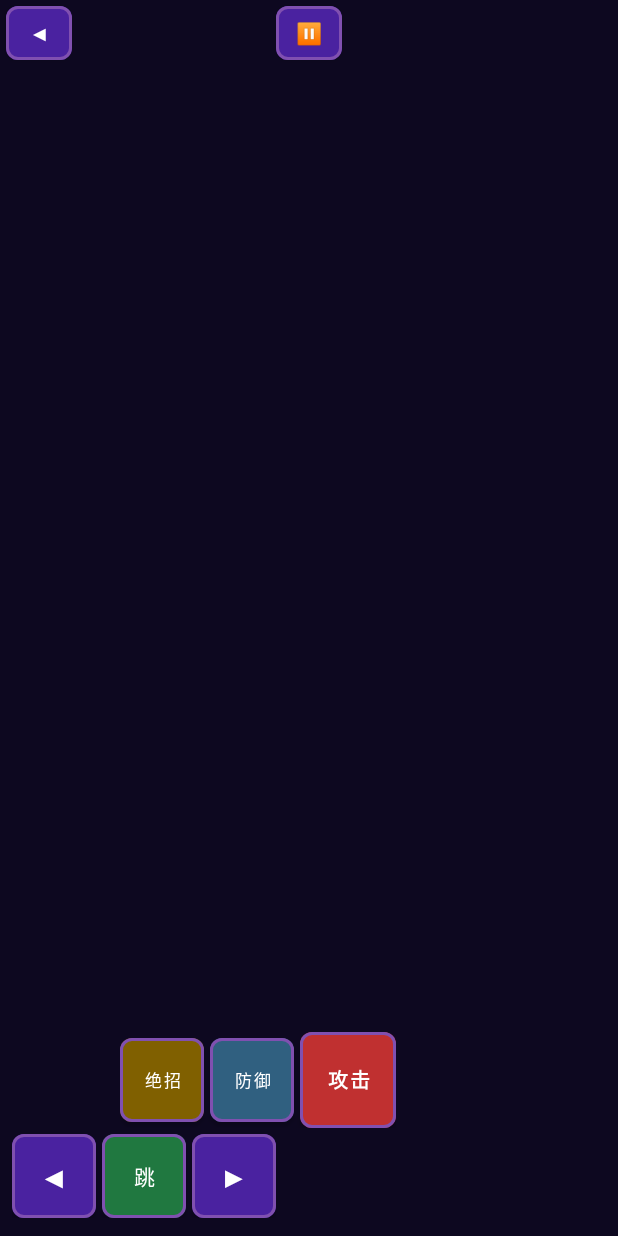
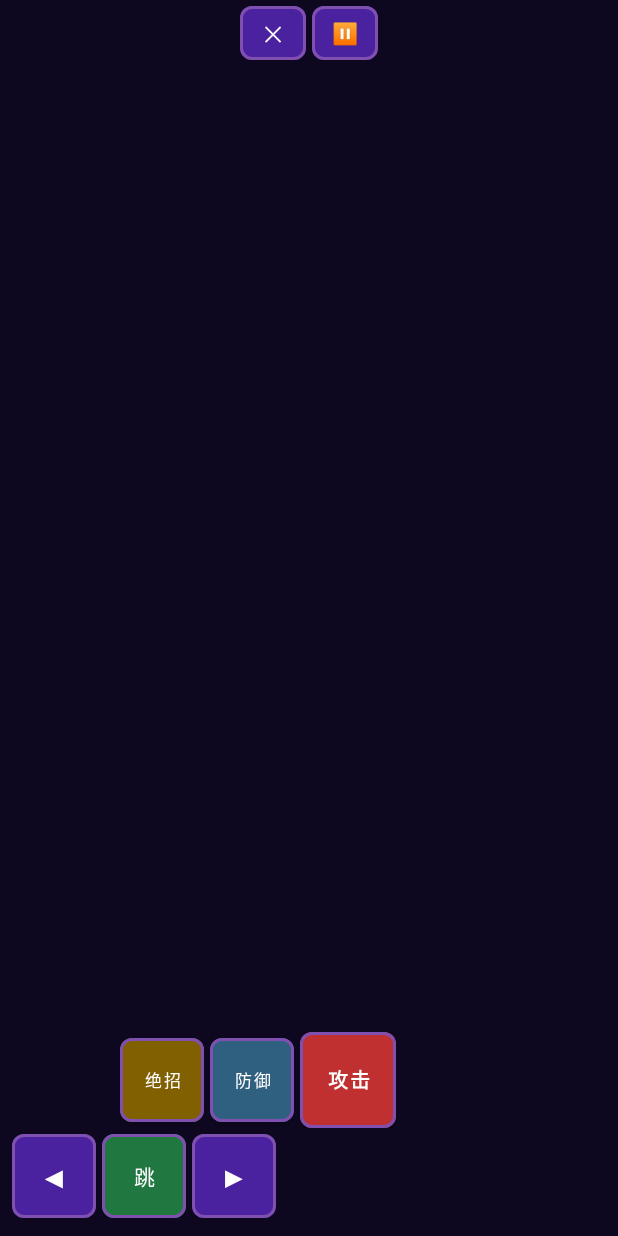
Before and after one commit to suhe2018/DiyouGames, an Android app: the layout activity_game.xml on its own in the app's theme, with its tools: preview values and no code run, on a phone screen of 412 x 824 dp. Run offline under Robolectric (Android 15) with nearby library versions, the phone set to English and light mode, and no system bars.

Commit message:
Fix knockback drift, ground overlap, and button occlusion
Physics:
- Remove velY=-3f from receiveDamage: while onGround=true gravity is
  skipped, so any negative velY causes infinite upward drift to ceiling.
  Knockback is now purely horizontal (velX), matching the 晃动往后退 feel.

Layout / rendering:
- GROUND_Y_RATIO 0.75→0.65: ground now at 65% of screen height,
  safely above the on-screen control buttons (~35% of height)
- Adjust mountain y-coords in PixelRenderer to match new ground level
- Move back+pause buttons into a single top-center LinearLayout so
  neither button covers the canvas-drawn HP bars on left/right
- activity_result.xml: add constraintBottom_toTopOf=btnRematch on
  statsCard so it cannot overlap the bottom buttons on small screens

https://claude.ai/code/session_01NYN2nNc2cMohBtYmQPN47E

```diff
--- a/app/src/main/kotlin/com/diyou/games/game/Fighter.kt
+++ b/app/src/main/kotlin/com/diyou/games/game/Fighter.kt
@@ -226,7 +226,8 @@ class Fighter(
 
         val kbDir = if (hitbox.x < x) 1f else -1f
         velX = hitbox.knockback * kbDir * (1f - reduction * 0.5f)
-        velY = -3f
+        // No vertical launch — setting velY while onGround=true bypasses gravity
+        // and causes the character to drift off-screen upward indefinitely.
 
         stunFrames = if (isBlocking) GameConfig.STUN_FRAMES / 3 else GameConfig.STUN_FRAMES
         invincibleFrames = GameConfig.INVINCIBLE_FRAMES
--- a/app/src/main/kotlin/com/diyou/games/game/GameConfig.kt
+++ b/app/src/main/kotlin/com/diyou/games/game/GameConfig.kt
@@ -14,7 +14,7 @@ object GameConfig {
 
     // Physics
     const val GRAVITY = 0.65f
-    const val GROUND_Y_RATIO = 0.75f  // ground at 75% of screen height
+    const val GROUND_Y_RATIO = 0.65f  // ground at 65% — leaves room for on-screen controls
 
     // Character dimensions (virtual pixels)
     const val CHAR_WIDTH  = 24
--- a/app/src/main/res/layout/activity_game.xml
+++ b/app/src/main/res/layout/activity_game.xml
@@ -174,27 +174,31 @@
 
     </LinearLayout>
 
-    <!-- Back button (top-left) -->
+    <!-- Top-centre row: pause + back, grouped so neither overlaps HP bars -->
+    <LinearLayout
+        android:layout_width="wrap_content"
+        android:layout_height="wrap_content"
+        android:layout_gravity="top|center_horizontal"
+        android:orientation="horizontal"
+        android:layout_marginTop="4dp">
+
         <com.google.android.material.button.MaterialButton
             android:id="@+id/btnBack"
             style="@style/Widget.DiyouGames.CombatButton"
             android:layout_width="44dp"
             android:layout_height="36dp"
-        android:text="◀"
+            android:text="✕"
             android:textSize="14sp"
-        android:layout_gravity="top|start"
-        android:layout_marginTop="4dp"
-        android:layout_marginStart="4dp" />
+            android:layout_marginEnd="4dp" />
 
-    <!-- Pause button (top center) -->
         <com.google.android.material.button.MaterialButton
             android:id="@+id/btnPause"
             style="@style/Widget.DiyouGames.CombatButton"
             android:layout_width="44dp"
             android:layout_height="36dp"
             android:text="⏸"
-        android:textSize="14sp"
-        android:layout_gravity="top|center_horizontal"
-        android:layout_marginTop="4dp" />
+            android:textSize="14sp" />
+
+    </LinearLayout>
 
 </FrameLayout>
--- a/app/src/main/res/layout/activity_result.xml
+++ b/app/src/main/res/layout/activity_result.xml
@@ -64,6 +64,7 @@
         app:cardCornerRadius="8dp"
         app:cardElevation="4dp"
         app:layout_constraintTop_toBottomOf="@id/tvRoundScore"
+        app:layout_constraintBottom_toTopOf="@id/btnRematch"
         app:layout_constraintStart_toStartOf="parent"
         app:layout_constraintEnd_toEndOf="parent">
 
```
Also changed, not shown: app/src/main/kotlin/com/diyou/games/game/PixelRenderer.kt (+5 -4 lines). Lines whose indentation alone changed are shown as unchanged.
